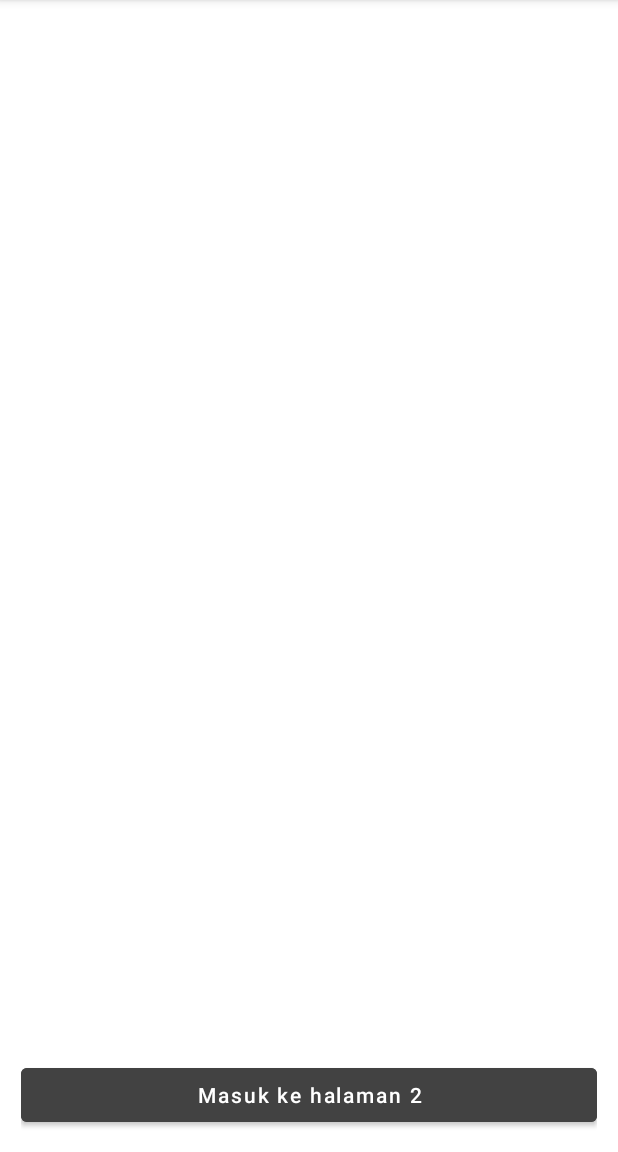
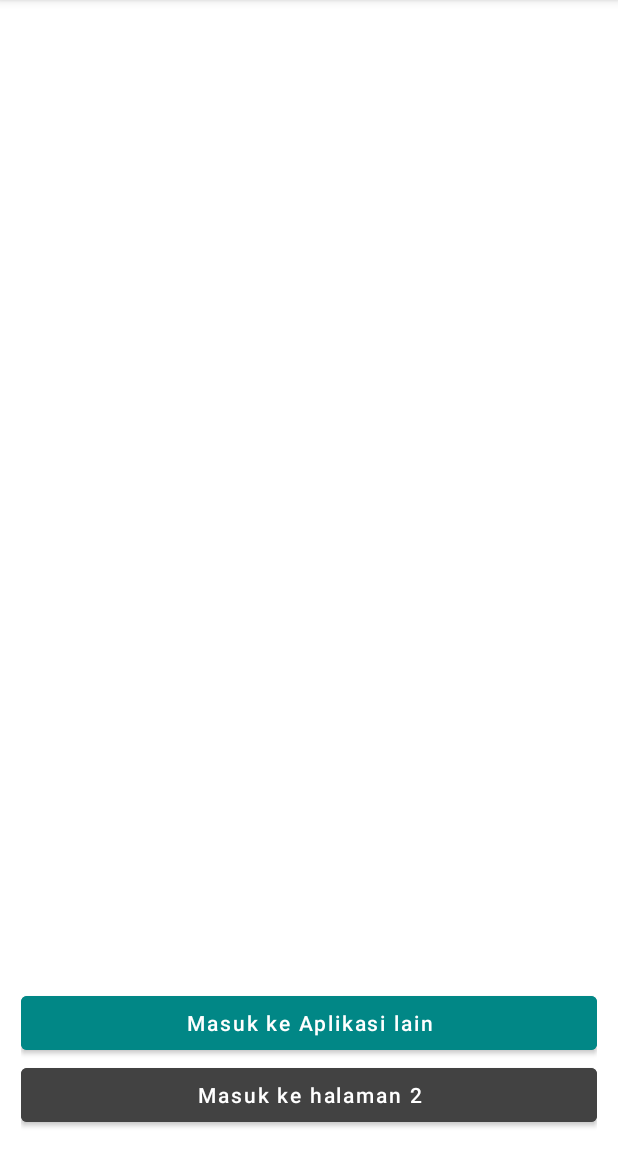
Before and after one commit to kevnrnldi/BelajarKotlinAplikasi, an Android app: the screen it shows after launch (MainActivity), on a phone screen of 412 x 824 dp, the part 84-1236 px from its top. Run offline under Robolectric (Android 15) with nearby library versions, the phone set to English and light mode, and no system bars.

```diff
--- a/app/build.gradle.kts
+++ b/app/build.gradle.kts
@@ -33,6 +33,9 @@ android {
     kotlinOptions {
         jvmTarget = "1.8"
     }
+    buildFeatures{
+        viewBinding = true
+    }
 }
 
 dependencies {
--- a/app/src/main/java/com/example/belajarkotlin/MainActivity.kt
+++ b/app/src/main/java/com/example/belajarkotlin/MainActivity.kt
@@ -1,6 +1,9 @@
 package com.example.belajarkotlin
 
+import android.annotation.SuppressLint
 import android.content.Intent
+import android.content.pm.PackageManager
+import android.net.Uri
 import android.os.Bundle
 import android.widget.TextView
 import android.widget.Button
@@ -17,6 +20,7 @@ import com.google.android.material.snackbar.Snackbar
 class MainActivity : AppCompatActivity() {
 
 
+    @SuppressLint("QueryPermissionsNeeded")
     override fun onCreate(savedInstanceState: Bundle?) {
         super.onCreate(savedInstanceState)
         enableEdgeToEdge()
@@ -33,9 +37,10 @@ class MainActivity : AppCompatActivity() {
 
      //   val editText : EditText = findViewById(R.id.editTeks)
         val btnClick : Button = findViewById(R.id.tombol)
-
+    val btnClickAplikasi : Button = findViewById(R.id.tombol2)
 
         btnClick.setOnClickListener{
+            //explicit intent
         val pakeIntentExplicit = Intent(this,SecondActivity::class.java)
             pakeIntentExplicit.putExtra("text","")
             startActivity(pakeIntentExplicit)
@@ -55,6 +60,33 @@ class MainActivity : AppCompatActivity() {
 //            dialog.show()
         }
 
+        btnClickAplikasi.setOnClickListener{
+            //implicint intent
+//            val kirimAplikasi = Intent(Intent.ACTION_VIEW).apply { Uri.parse("https://www.instagram.com") }
+//
+//            if (kirimAplikasi.resolveActivity(packageManager) != null) {
+//                startActivity(kirimAplikasi) // Jika ada, buka URL
+//            }else{
+//                Toast.makeText(applicationContext,"Data Tidak ada yang Dikirim", Toast.LENGTH_SHORT).show()
+//            }
+
+
+
+
+            val kirimData = Intent().apply {
+                action= Intent.ACTION_SEND
+                type= "text/plain"
+            }
+
+
+            kirimData.putExtra(Intent.EXTRA_TEXT, "WOI DECEH")
+            if (kirimData.resolveActivity(packageManager) != null) {
+                startActivity(kirimData) // Jika ada, buka URL
+            }else{
+                Toast.makeText(applicationContext,"Data Tidak ada yang Dikirim", Toast.LENGTH_SHORT).show()
+            }
+        }
+
 
 
 
--- a/app/src/main/res/layout/activity_main.xml
+++ b/app/src/main/res/layout/activity_main.xml
@@ -76,4 +76,16 @@
         android:textColor="@color/white"
 
         />
+
+    <Button
+        android:id="@+id/tombol2"
+        android:layout_width="match_parent"
+        android:layout_height="wrap_content"
+        android:text="Masuk ke Aplikasi lain"
+        app:layout_constraintBottom_toTopOf="@id/tombol"
+        android:textAllCaps="false"
+        android:backgroundTint="@color/design_default_color_secondary_variant"
+        android:textColor="@color/white"
+
+        />
 </androidx.constraintlayout.widget.ConstraintLayout>
```
